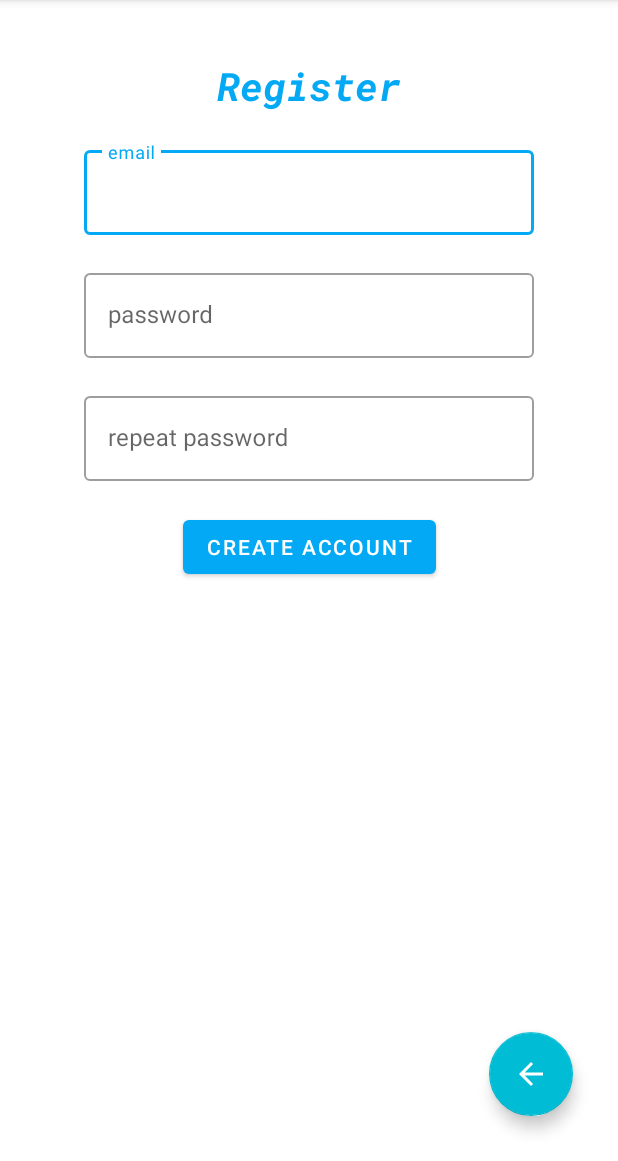
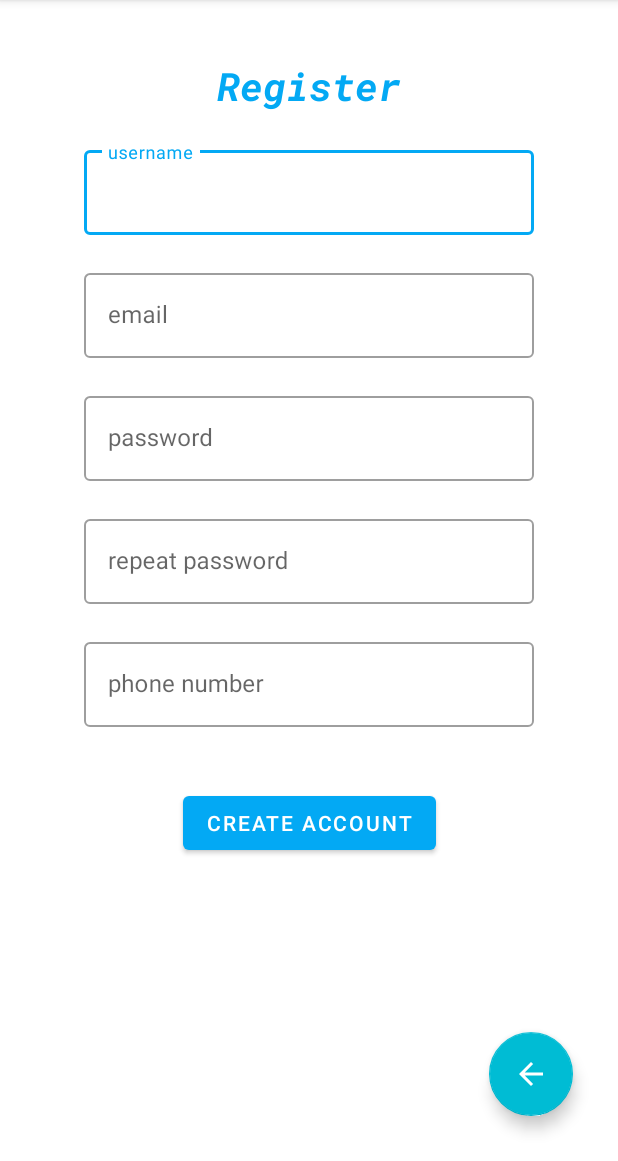
Before and after one commit to Grav3Dancer/PIMSecureSMS, an Android app: the RegisterActivity screen opened directly, with no data from a screen before it, after a tap on "CREATE ACCOUNT", on a phone screen of 412 x 824 dp, the part 75-1236 px from its top. Run offline under Robolectric (Android 15) with nearby library versions, the light colour scheme and no system bars; our stand-ins replace Firebase (no records; nobody signed in at launch, a user with empty details on screens opened directly).

Commit message:
New register

```diff
--- a/app/src/main/java/com/example/securesms/Services/FirebaseService.kt
+++ b/app/src/main/java/com/example/securesms/Services/FirebaseService.kt
@@ -24,7 +24,7 @@ class FirebaseService {
             .addOnFailureListener{ error -> callback.onResult(false, error.message, null)}
     }
 
-    fun register(userName: String, email: String?, password: String?, telNumber: String?, uniqueKey: String, callback: Callback){
+    fun register(userName: String, email: String?, password: String?, telNumber: String?, uniqueKey: Int, callback: Callback){
         if(!checkIfProvided(userName, email, password, telNumber, uniqueKey)){
             return callback.onResult(false, "Data not provided", null)
         }
@@ -73,7 +73,7 @@ class FirebaseService {
             "publicKeyA" to ownPublicKey,
             "publicKeyB" to contactPublicKey,
             "modulus" to modulus,
-            "base" to base);
+            "base" to base)
 
         db.collection("contacts")
             .document()
@@ -111,14 +111,14 @@ class FirebaseService {
                     contact = if(isContactUserA){
                         Contact(
                             user.userName,
-                            contactDataModel.publicKeyA,
-                            contactDataModel.modulus,
+                            contactDataModel.publicKeyA.toBigInteger(),
+                            contactDataModel.modulus.toBigInteger(),
                             user.phoneNumber)
                     } else{
                         Contact(
                             user.userName,
-                            contactDataModel.publicKeyB,
-                            contactDataModel.modulus,
+                            contactDataModel.publicKeyB.toBigInteger(),
+                            contactDataModel.modulus.toBigInteger(),
                             user.phoneNumber)
                     }
 
@@ -155,7 +155,6 @@ class FirebaseService {
 
                 db.collection("contacts")
                     .whereEqualTo("userIdB", "1") //auth.currentUser!!.uid
-                    .whereNotIn("userIdA", contacts.map { it.userIdB })
                     .get()
                     .addOnSuccessListener { innerRes ->
                         val secondIterationContacts = innerRes.toObjects(ContactDataModel::class.java)
@@ -169,9 +168,10 @@ class FirebaseService {
             .addOnFailureListener { error -> callback.onResult(false, error.message, null) }
     }
 
-    private fun checkIfProvided(vararg parameters : String?) : Boolean{
+    private fun checkIfProvided(vararg parameters : Any?) : Boolean{
         parameters.forEach { parameter ->
-            if(parameter.isNullOrBlank()) return false;
+            if(parameter is String? && parameter.isNullOrBlank()) return false
+            if(parameter is Int? && parameter == null) return false;
         }
         return true
     }
--- a/app/src/main/java/com/example/securesms/authentication/LoginActivity.kt
+++ b/app/src/main/java/com/example/securesms/authentication/LoginActivity.kt
@@ -4,11 +4,9 @@ import android.Manifest
 import android.content.Intent
 import androidx.appcompat.app.AppCompatActivity
 import android.os.Bundle
-import android.util.Log
 import android.widget.Button
 import android.widget.Toast
 import androidx.activity.result.contract.ActivityResultContracts
-import androidx.core.content.ContextCompat
 import com.example.securesms.MainActivity
 import com.example.securesms.R
 import com.example.securesms.Services.FirebaseService
@@ -26,7 +24,7 @@ class LoginActivity : AppCompatActivity() {
     override fun onCreate(savedInstanceState: Bundle?) {
         super.onCreate(savedInstanceState)
         setContentView(R.layout.activity_login)
-        emailInput = findViewById(R.id.usernameInput)
+        emailInput = findViewById(R.id.emailInput)
         passwordInput = findViewById(R.id.passwordInput)
         buttonLogin = findViewById(R.id.buttonLogin)
         buttonRegister = findViewById(R.id.buttonRegister)
--- a/app/src/main/java/com/example/securesms/authentication/RegisterActivity.kt
+++ b/app/src/main/java/com/example/securesms/authentication/RegisterActivity.kt
@@ -1,66 +1,74 @@
 package com.example.securesms.authentication
 
-import android.Manifest
 import android.content.Context
 import android.content.Intent
 import android.content.pm.PackageManager
 import androidx.appcompat.app.AppCompatActivity
 import android.os.Bundle
 import android.telephony.TelephonyManager
-import android.util.Log
 import android.widget.Button
 import android.widget.Toast
 import androidx.core.app.ActivityCompat
-import androidx.core.content.ContextCompat
-import com.example.securesms.MainActivity
 import com.example.securesms.R
 import com.example.securesms.Services.FirebaseService
 import com.google.android.material.floatingactionbutton.FloatingActionButton
 import com.google.android.material.textfield.TextInputLayout
-import com.google.firebase.firestore.FirebaseFirestore
+import java.lang.Exception
+import java.util.jar.Manifest
+import kotlin.random.Random
 
 class RegisterActivity : AppCompatActivity() {
 
+    lateinit var userNameInput : TextInputLayout
     lateinit var emailInput : TextInputLayout
     lateinit var passwordInput : TextInputLayout
     lateinit var passwordRepeatInput : TextInputLayout
+    lateinit var phoneNumberInput : TextInputLayout
     lateinit var buttonRegister : Button
-    lateinit var telNumber : String
     lateinit var buttonBack : FloatingActionButton
-    lateinit var tm : TelephonyManager
+    lateinit var telephonyManager : TelephonyManager
 
-    val database: FirebaseService = FirebaseService()
+    private val database: FirebaseService = FirebaseService()
+    private val permission = 101
 
     override fun onCreate(savedInstanceState: Bundle?) {
         super.onCreate(savedInstanceState)
         setContentView(R.layout.activity_register)
 
-        emailInput = findViewById(R.id.usernameInput)
+        userNameInput = findViewById(R.id.userNameInput)
+        emailInput = findViewById(R.id.emailInput)
         passwordInput = findViewById(R.id.passwordInput)
         passwordRepeatInput = findViewById(R.id.passwordRepeatInput)
+        phoneNumberInput = findViewById(R.id.phoneNumberInput)
         buttonRegister = findViewById(R.id.buttonCreateAccount)
         buttonBack = findViewById(R.id.buttonBack)
-        tm = getSystemService(Context.TELEPHONY_SERVICE) as TelephonyManager
+        telephonyManager = getSystemService(Context.TELEPHONY_SERVICE) as TelephonyManager
 
-/*        if (ContextCompat.checkSelfPermission(this, android.Manifest.permission.READ_PHONE_STATE) != PackageManager.PERMISSION_GRANTED) {
-            if (ActivityCompat.shouldShowRequestPermissionRationale(this, android.Manifest.permission.READ_PHONE_STATE)) {
-                telNumber = tm.line1Number
-            }
-            else {
-                ActivityCompat.requestPermissions(this, arrayOf(android.Manifest.permission.READ_PHONE_STATE), 2)
-            }
-        }*/
-        telNumber = "13123123"
+        if(ActivityCompat.checkSelfPermission(this, android.Manifest.permission.READ_SMS) != PackageManager.PERMISSION_GRANTED
+            && ActivityCompat.checkSelfPermission(this, android.Manifest.permission.READ_PHONE_NUMBERS) != PackageManager.PERMISSION_GRANTED
+            && ActivityCompat.checkSelfPermission(this, android.Manifest.permission.READ_PHONE_STATE) != PackageManager.PERMISSION_GRANTED){
+            ActivityCompat.requestPermissions(this, arrayOf(android.Manifest.permission.READ_PHONE_STATE), permission)
+        }
+
+        val number = telephonyManager.line1Number
+        if(number == null){
+            phoneNumberInput.isEnabled = true
+        }
+        else{
+            phoneNumberInput.editText!!.setText(number)
+        }
 
         buttonRegister.setOnClickListener {
             val intent = Intent(this, LoginActivity::class.java)
-            val username = emailInput.editText!!.text.toString()
+            val username = userNameInput.editText!!.text.toString()
+            val email = emailInput.editText!!.text.toString()
             val password = passwordInput.editText!!.text.toString()
             val passwordRepeat = passwordRepeatInput.editText!!.text.toString()
-            val uniqueKey = java.util.UUID.randomUUID().toString().take(16)
+            val phoneHumber = passwordRepeatInput.editText!!.text.toString()
+            val uniqueKey = Random.nextInt(0, 20)
 
             if(password.equals(passwordRepeat)){
-                database.register(username, "", password, telNumber, uniqueKey){ isSuccess, message, value ->
+                database.register(username, email, password, phoneHumber, uniqueKey){ isSuccess, message, value ->
                     if (isSuccess) {
                         Toast.makeText(this, "Registered successfully", Toast.LENGTH_SHORT).show()
                         startActivity(intent)
--- a/app/src/main/res/layout/activity_login.xml
+++ b/app/src/main/res/layout/activity_login.xml
@@ -51,7 +51,7 @@
         app:layout_constraintTop_toBottomOf="@+id/appBarLayout" />
 
     <com.google.android.material.textfield.TextInputLayout
-        android:id="@+id/usernameInput"
+        android:id="@+id/emailInput"
         style="@style/Widget.MaterialComponents.TextInputLayout.OutlinedBox"
         android:layout_width="300dp"
         android:layout_height="wrap_content"
@@ -75,7 +75,7 @@
         android:layout_marginTop="20dp"
         app:layout_constraintEnd_toEndOf="parent"
         app:layout_constraintStart_toStartOf="parent"
-        app:layout_constraintTop_toBottomOf="@+id/usernameInput">
+        app:layout_constraintTop_toBottomOf="@+id/emailInput">
 
         <com.google.android.material.textfield.TextInputEditText
             android:id="@+id/passwordInputText"
--- a/app/src/main/res/layout/activity_register.xml
+++ b/app/src/main/res/layout/activity_register.xml
@@ -5,6 +5,7 @@
     android:layout_width="match_parent"
     android:layout_height="match_parent"
     tools:context=".authentication.RegisterActivity">
+
     <com.google.android.material.appbar.AppBarLayout
         android:id="@+id/appBarLayout"
         android:layout_width="match_parent"
@@ -50,7 +51,7 @@
         app:layout_constraintTop_toBottomOf="@+id/appBarLayout" />
 
     <com.google.android.material.textfield.TextInputLayout
-        android:id="@+id/usernameInput"
+        android:id="@+id/userNameInput"
         style="@style/Widget.MaterialComponents.TextInputLayout.OutlinedBox"
         android:layout_width="300dp"
         android:layout_height="wrap_content"
@@ -58,6 +59,23 @@
         app:layout_constraintEnd_toEndOf="parent"
         app:layout_constraintStart_toStartOf="parent"
         app:layout_constraintTop_toBottomOf="@+id/registerTextView">
+
+        <com.google.android.material.textfield.TextInputEditText
+            android:id="@+id/userNameInputText"
+            android:layout_width="match_parent"
+            android:layout_height="wrap_content"
+            android:hint="username" />
+    </com.google.android.material.textfield.TextInputLayout>
+
+    <com.google.android.material.textfield.TextInputLayout
+        android:id="@+id/emailInput"
+        style="@style/Widget.MaterialComponents.TextInputLayout.OutlinedBox"
+        android:layout_width="300dp"
+        android:layout_height="wrap_content"
+        android:layout_marginTop="20dp"
+        app:layout_constraintEnd_toEndOf="parent"
+        app:layout_constraintStart_toStartOf="parent"
+        app:layout_constraintTop_toBottomOf="@+id/userNameInput">
 
         <com.google.android.material.textfield.TextInputEditText
             android:id="@+id/emailInputText"
@@ -74,7 +92,7 @@
         android:layout_marginTop="20dp"
         app:layout_constraintEnd_toEndOf="parent"
         app:layout_constraintStart_toStartOf="parent"
-        app:layout_constraintTop_toBottomOf="@+id/usernameInput">
+        app:layout_constraintTop_toBottomOf="@+id/emailInput">
 
         <com.google.android.material.textfield.TextInputEditText
             android:id="@+id/passwordInputText"
@@ -102,15 +120,32 @@
             android:inputType="textPassword" />
     </com.google.android.material.textfield.TextInputLayout>
 
+    <com.google.android.material.textfield.TextInputLayout
+        android:id="@+id/phoneNumberInput"
+        style="@style/Widget.MaterialComponents.TextInputLayout.OutlinedBox"
+        android:layout_width="300dp"
+        android:layout_height="wrap_content"
+        android:layout_marginTop="20dp"
+        android:enabled="false"
+        app:layout_constraintEnd_toEndOf="parent"
+        app:layout_constraintStart_toStartOf="parent"
+        app:layout_constraintTop_toBottomOf="@+id/passwordRepeatInput">
+
+        <com.google.android.material.textfield.TextInputEditText
+            android:layout_width="match_parent"
+            android:layout_height="wrap_content"
+            android:hint="phone number" />
+    </com.google.android.material.textfield.TextInputLayout>
+
     <Button
         android:id="@+id/buttonCreateAccount"
         android:layout_width="wrap_content"
         android:layout_height="wrap_content"
-        android:layout_marginTop="20dp"
+        android:layout_marginTop="40dp"
         android:text="Create account"
         app:layout_constraintEnd_toEndOf="parent"
         app:layout_constraintStart_toStartOf="parent"
-        app:layout_constraintTop_toBottomOf="@+id/passwordRepeatInput" />
+        app:layout_constraintTop_toBottomOf="@+id/phoneNumberInput" />
 
     <com.google.android.material.floatingactionbutton.FloatingActionButton
         android:id="@+id/buttonBack"
```
